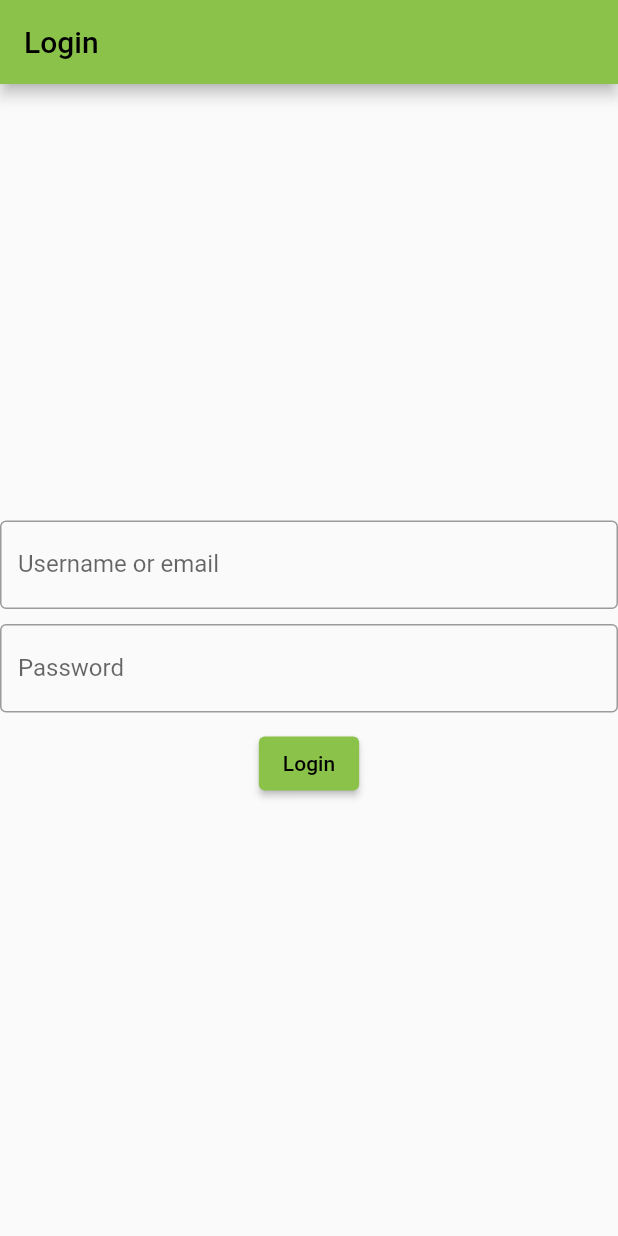
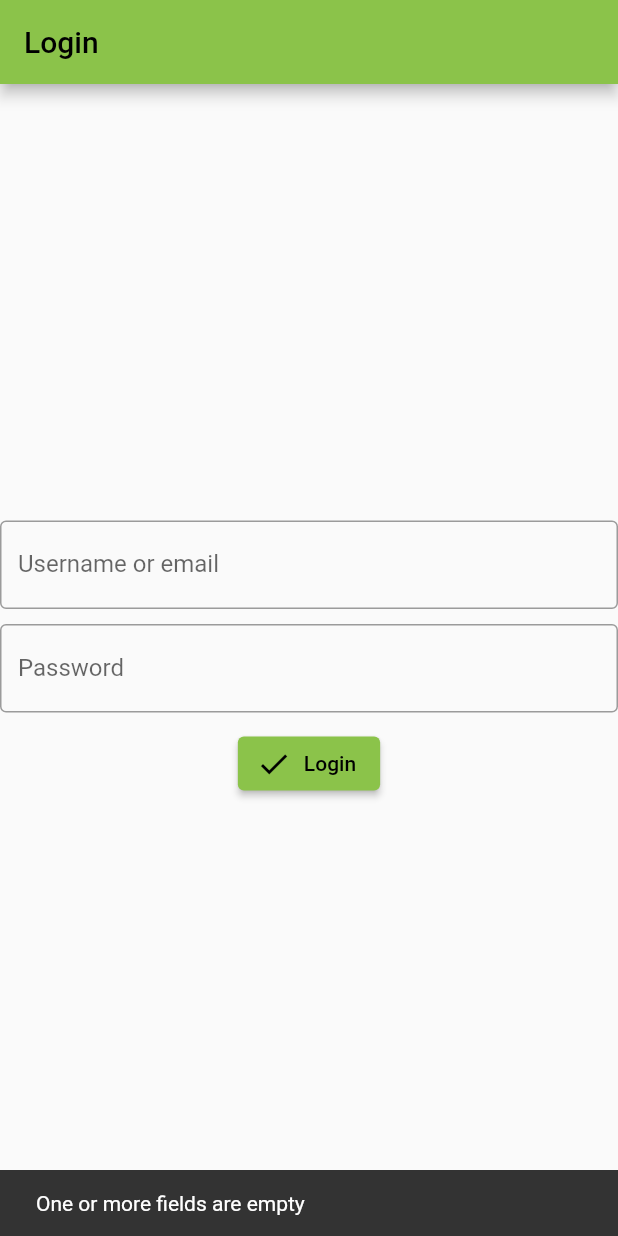
Before and after one commit to amalraj28/password_manager, a Flutter app: the screen it shows after launch, after a tap on "Login", on a phone screen of 412 x 824 dp. Run offline on Flutter 3.47's test engine with Material 2 defaults, Android fonts, the phone set to English and light mode, and no system bars.

Commit message:
Added splash screen, login page and main page

```diff
--- a/lib/main.dart
+++ b/lib/main.dart
@@ -1,5 +1,5 @@
 import 'package:flutter/material.dart';
-import 'package:password_manager/screens/screen_home.dart';
+import 'package:password_manager/screens/screen_splash.dart';
 import 'package:password_manager/screens/screen_login.dart';
 
 void main() {
@@ -15,7 +15,8 @@ class MyApp extends StatelessWidget {
 			theme: ThemeData(
 				primarySwatch: Colors.lightGreen,
 			),
-			home: LoginScreen()
+			home: const HomeScreen(),
+			debugShowCheckedModeBanner: false,
 		);
 	}
 }
--- a/lib/screens/screen_home.dart
+++ /dev/null
@@ -1,14 +0,0 @@
-import 'package:flutter/material.dart';
-
-class HomeScreen extends StatelessWidget {
-  const HomeScreen({super.key});
-
-  @override
-  Widget build(BuildContext context) {
-    return const Scaffold(
-		body: Center(
-			child: Text('Welcome'),
-		)
-	);
-  }
-}
--- a/lib/screens/screen_login.dart
+++ b/lib/screens/screen_login.dart
@@ -1,5 +1,6 @@
 import 'package:flutter/material.dart';
 import 'package:password_manager/models/data_models.dart';
+import 'package:password_manager/screens/screen_main.dart';
 
 class LoginScreen extends StatelessWidget {
   LoginScreen({super.key});
@@ -22,44 +23,50 @@ class LoginScreen extends StatelessWidget {
                 decoration: const InputDecoration(
                   label: Text('Username or email'),
                   border: OutlineInputBorder(),
-								hintText: 'Username'
+                  hintText: 'Username',
                 ),
               ),
-
               const SizedBox(height: 10),
-
               TextFormField(
+                obscureText: true,
                 controller: _pwdController,
                 decoration: const InputDecoration(
                     label: Text('Password'),
                     border: OutlineInputBorder(),
-								hintText: 'Password'
+                    hintText: 'Password'),
               ),
-						),
-
-
               const SizedBox(height: 10),
-
-						ElevatedButton(
+              ElevatedButton.icon(
+                  icon: const Icon(Icons.check),
+                  label: const Text('Login'),
                   onPressed: () {
-								actionOnButtonPressed();
-							},
-							child: const Text('Login')
-						)
+                    actionOnButtonPressed(context);
+                  })
             ],
           ),
-			)
-		);
+        ));
   }
 
-	void actionOnButtonPressed(){
+  void actionOnButtonPressed(BuildContext ctx) {
     final user = _userController.text;
     final pwd = _pwdController.text;
+    const emptyFields = 'One or more fields are empty';
+    const incorrectData = 'Username and password are incorrect';
 
-		if (user.isEmpty || pwd.isEmpty){
-			return;
+    if (user.isEmpty || pwd.isEmpty) {
+      ScaffoldMessenger.of(ctx).showSnackBar(const SnackBar(
+        content: Text(emptyFields),
+      ));
+    } else if (user != pwd) {
+      ScaffoldMessenger.of(ctx).showSnackBar(
+        const SnackBar(
+          content: Text(incorrectData),
+        ),
+      );
+    } else {
+      Navigator.of(ctx).pushReplacement(
+          MaterialPageRoute(builder: (ctx1) => const MainScreen()));
     }
-
-		DataModel(username: user, password: pwd);
+    // DataModel(username: user, password: pwd);
   }
 }
--- /dev/null
+++ b/lib/screens/screen_main.dart
@@ -0,0 +1,18 @@
+import 'package:flutter/material.dart';
+import 'package:flutter/src/widgets/framework.dart';
+import 'package:flutter/src/widgets/placeholder.dart';
+
+class MainScreen extends StatelessWidget {
+  const MainScreen({super.key});
+
+  @override
+  Widget build(BuildContext context) {
+    return const Scaffold(
+      body: SafeArea(
+        child: Center(
+          child: Text('Welcome'),
+        ),
+      ),
+    );
+  }
+}
--- /dev/null
+++ b/lib/screens/screen_splash.dart
@@ -0,0 +1,44 @@
+import 'package:flutter/material.dart';
+import 'package:password_manager/screens/screen_login.dart';
+
+class HomeScreen extends StatefulWidget {
+  const HomeScreen({super.key});
+
+  @override
+  State<HomeScreen> createState() => _HomeScreenState();
+}
+
+class _HomeScreenState extends State<HomeScreen> {
+
+  @override
+  void initState() {
+    goToPage();
+    super.initState();
+  }
+
+  @override
+  void didChangeDependencies() {
+    super.didChangeDependencies();
+
+  }
+
+  @override
+  void dispose() {
+    // Navigator.of(context).pop();
+    super.dispose();
+  }
+
+  @override
+  Widget build(BuildContext context) {
+    return Scaffold(
+		body: Center(
+			child: Image.asset('assets/images/buzzer.jpg', height: 300,),
+		)
+	);
+  }
+
+  Future<void> goToPage() async{
+	  await Future.delayed(const Duration(seconds: 3));
+    Navigator.of(context).pushReplacement(MaterialPageRoute(builder: (ctx) => LoginScreen()));
+  }
+}
--- a/pubspec.yaml
+++ b/pubspec.yaml
@@ -59,8 +59,8 @@ flutter:
   uses-material-design: true
 
   # To add assets to your application, add an assets section, like this:
-  # assets:
-  #   - images/a_dot_burr.jpeg
+  assets:
+    - assets\images\buzzer.jpg
   #   - images/a_dot_ham.jpeg
 
   # An image asset can refer to one or more resolution-specific "variants", see
```
Also changed, not shown: assets/images/buzzer.jpg (added). Lines whose indentation alone changed are shown as unchanged.
